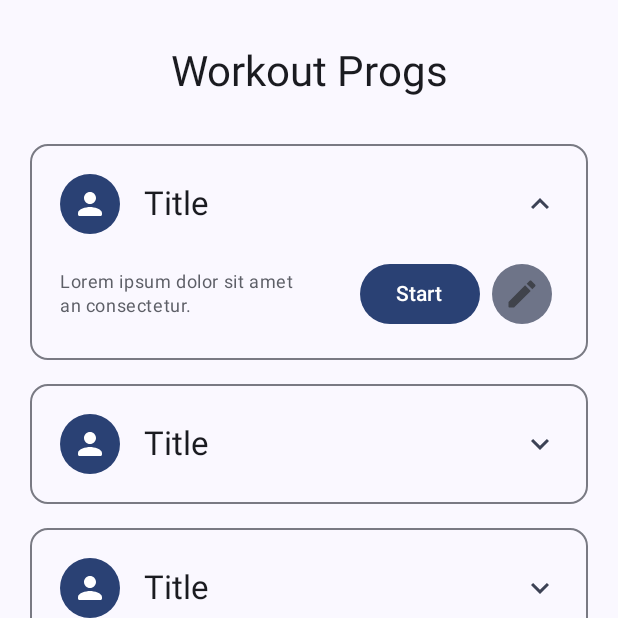
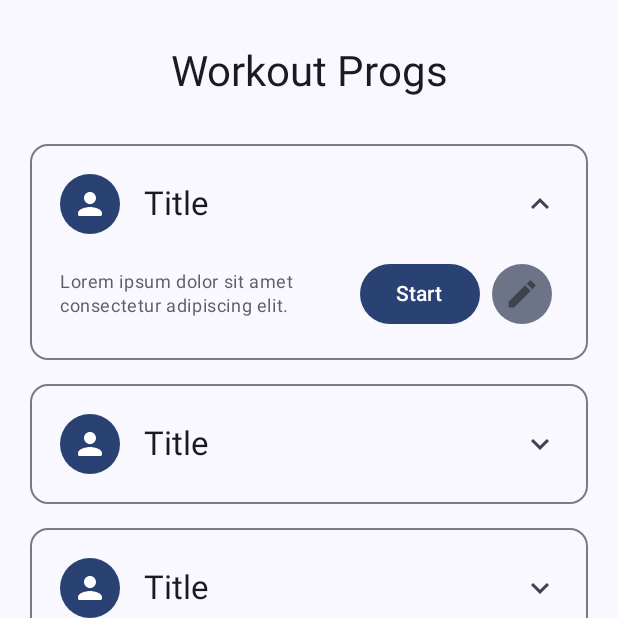
Before and after one commit to VeaceslavCucicovschii/Trainy_MVP, an Android app built with Jetpack Compose: the screen it shows after launch (MainActivity), after a tap on "Title", on a phone screen of 412 x 824 dp, the top half of it. Run offline under Robolectric (Android 15) with nearby library versions, the phone set to English and light mode, and no system bars; our stand-ins replace Room's generated code.

Commit message:
added mor space for WP description text

```diff
--- a/app/src/main/java/com/example/trainymvp/ui/home/HomeScreen.kt
+++ b/app/src/main/java/com/example/trainymvp/ui/home/HomeScreen.kt
@@ -127,7 +127,7 @@ private fun InventoryList(
                 Item(
                     1,
                     "Title",
-                    "Lorem ipsum dolor sit amet an consectetur.",
+                    "Lorem ipsum dolor sit amet consectetur adipiscing elit.",
                     TimePreset(0, 45, 30)
                 )
             )
--- a/app/src/main/java/com/example/trainymvp/ui/item/WPItem.kt
+++ b/app/src/main/java/com/example/trainymvp/ui/item/WPItem.kt
@@ -128,7 +128,7 @@ fun ExpandedInformation(
             style = MaterialTheme.typography.bodySmall,
             color = MaterialTheme.colorScheme.outline,
             maxLines = 2,
-            modifier = Modifier.widthIn(0.dp, 155.dp)
+            modifier = Modifier.widthIn(0.dp, 160.dp)
         )
         Spacer(Modifier.weight(1f))
         Button(
```
